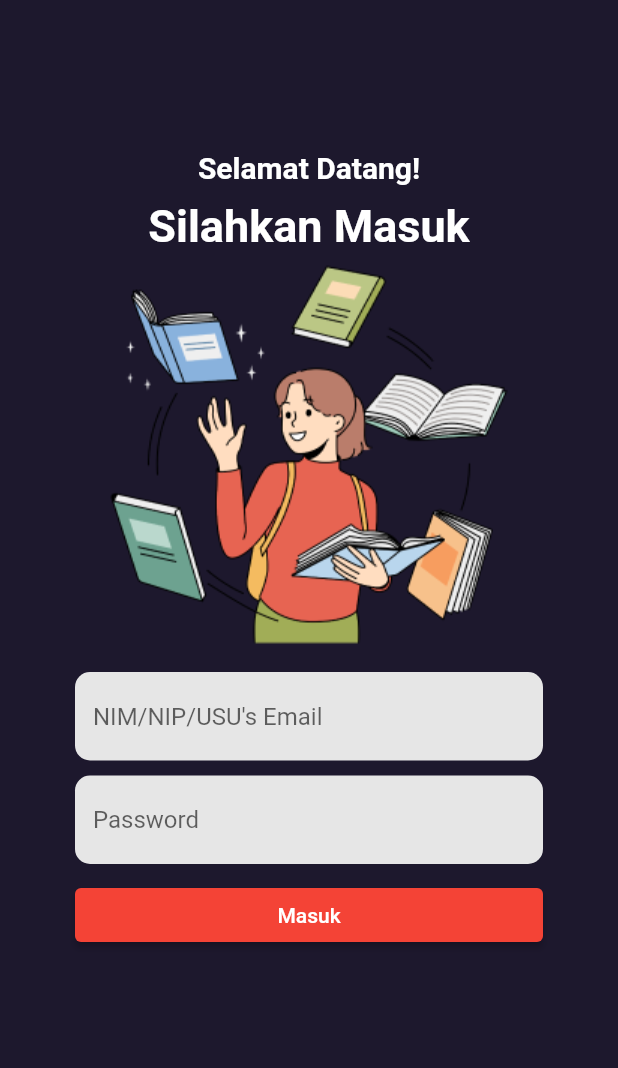
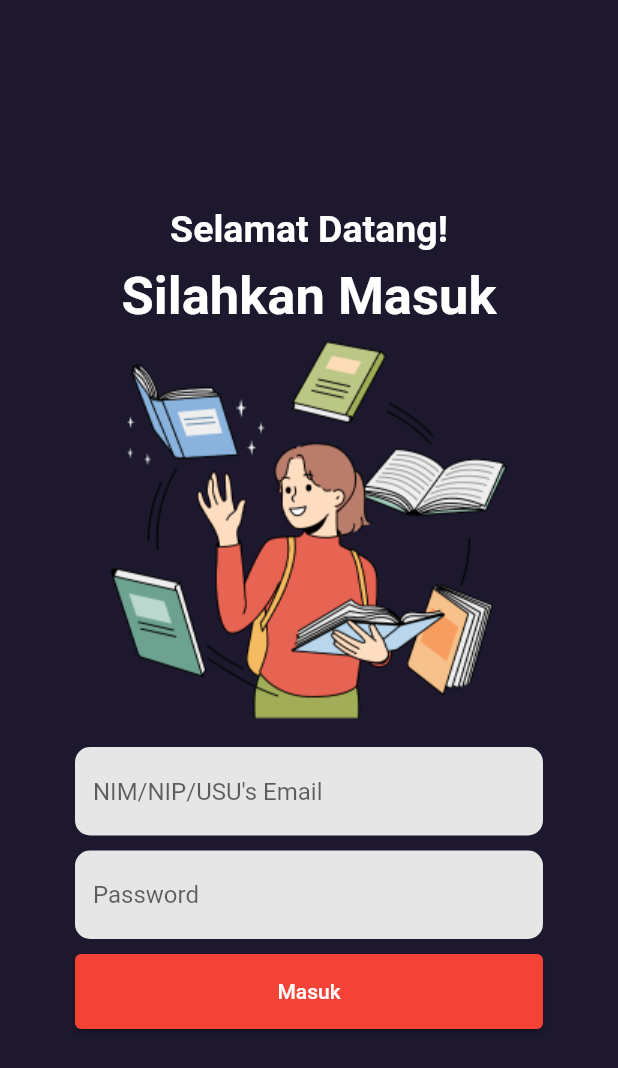
Before and after one commit to abbasadamazuhri/buku-elektronik, a Flutter app: the screen it shows after launch, on a phone screen of 412 x 824 dp. Shown: the top 1068 px of the screen. Run offline on Flutter 3.47's test engine with Material 2 defaults, Android fonts, the phone set to English and light mode, and no system bars; our stand-ins replace flutter_svg.

Commit message:
Update layout

```diff
--- a/lib/main.dart
+++ b/lib/main.dart
@@ -235,13 +235,18 @@ class BerandaPage extends StatelessWidget {
                     UCardList(),
                   ],
                 )
-              : GridView.count(
+              : Column(
+                  mainAxisSize: MainAxisSize.max,
+                  children: <Widget>[
+                    GridView.count(
                       crossAxisCount: 2,
                       physics: NeverScrollableScrollPhysics(),
                       shrinkWrap: true,
                       children: <Widget>[
                         UCardGrid(),
                         UCardGrid(),
+                      ],
+                    ),
                   ],
                 ),
           SizedBox(height: 30),
@@ -430,23 +435,17 @@ class LoginPage extends StatelessWidget {
   Widget build(BuildContext context) {
     return Scaffold(
         backgroundColor: Color.fromARGB(255, 29, 24, 45),
-        body: SafeArea(
-          top: true,
-          left: false,
-          right: false,
-          bottom: false,
-          child: Padding(
-            padding: EdgeInsets.symmetric(horizontal: 50),
-            child: Center(
-              child: ListView(
+        body: Center(
+          child: Column(
+            mainAxisAlignment: MainAxisAlignment.center,
+            mainAxisSize: MainAxisSize.max,
             children: <Widget>[
-                  SizedBox(height: 100),
               Text(
                 "Selamat Datang!",
                 style: TextStyle(
                     fontWeight: FontWeight.bold,
                     color: Color.fromARGB(255, 255, 255, 255),
-                        fontSize: 20),
+                    fontSize: 25),
                 textAlign: TextAlign.center,
               ),
               SizedBox(height: 10),
@@ -455,14 +454,15 @@ class LoginPage extends StatelessWidget {
                 style: TextStyle(
                     fontWeight: FontWeight.bold,
                     color: Color.fromARGB(255, 255, 255, 255),
-                        fontSize: 30),
+                    fontSize: 35),
                 textAlign: TextAlign.center,
               ),
               Center(
                 child: Image.asset("assets/images/login.png"),
               ),
-                  SizedBox(height: 10),
-                  TextFormField(
+              Container(
+                margin: EdgeInsets.only(left: 50, right: 50, top: 10),
+                child: TextFormField(
                   decoration: InputDecoration(
                     hintText: "NIM/NIP/USU's Email",
                     filled: true,
@@ -473,8 +473,10 @@ class LoginPage extends StatelessWidget {
                     ),
                   ),
                 ),
-                  SizedBox(height: 10),
-                  TextFormField(
+              ),
+              Container(
+                margin: EdgeInsets.only(left: 50, right: 50, top: 10),
+                child: TextFormField(
                   decoration: InputDecoration(
                     hintText: "Password",
                     filled: true,
@@ -485,21 +487,22 @@ class LoginPage extends StatelessWidget {
                     ),
                   ),
                 ),
-                  SizedBox(height: 10),
-                  ElevatedButton(
+              ),
+              Container(
+                margin: EdgeInsets.only(left: 50, right: 50, top: 10),
+                child: ElevatedButton(
                   style: ElevatedButton.styleFrom(
                     primary: Colors.red,
                     onPrimary: Colors.white,
+                    minimumSize: Size.fromHeight(50),
                   ),
                   onPressed: () {
                     _pushTo(context, MainPage());
                   },
                   child: Text('Masuk'),
                 ),
-                  SizedBox(height: 30),
+              ),
             ],
-              ),
-            ),
           ),
         ));
   }
@@ -509,14 +512,15 @@ class UCardGrid extends StatelessWidget {
   const UCardGrid({super.key});
   @override
   Widget build(BuildContext context) {
-    return Center(
+    return Container(
+      width: double.infinity,
       child: Card(
         child: Column(
           mainAxisSize: MainAxisSize.max,
           mainAxisAlignment: MainAxisAlignment.center,
           children: <Widget>[
-            Center(
-              child: Image.asset('assets/images/book.png'),
+            Image.asset(
+              'assets/images/book.png',
             ),
             Text(
               "Demo Title",
```
Lines whose indentation alone changed are shown as unchanged.
